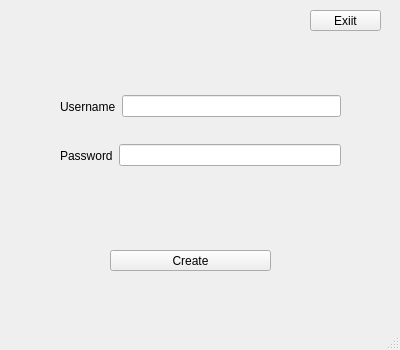
The window that Codigo_Fuente/Proyecto_Final/createaccount.ui (MaverickST/Proyecto_Final) describes before a commit, drawn with Qt 5.
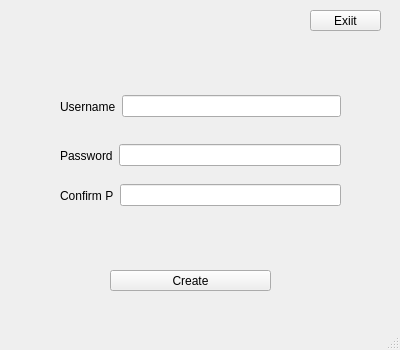
The same window after the commit.

What changed in the file:
```diff
--- a/Codigo_Fuente/Proyecto_Final/createaccount.ui
+++ b/Codigo_Fuente/Proyecto_Final/createaccount.ui
@@ -18,7 +18,7 @@
     <property name="geometry">
      <rect>
       <x>110</x>
-      <y>250</y>
+      <y>270</y>
       <width>161</width>
       <height>21</height>
      </rect>
@@ -52,8 +52,8 @@
    <widget class="QLabel" name="Label_Status">
     <property name="geometry">
      <rect>
-      <x>80</x>
-      <y>180</y>
+      <x>90</x>
+      <y>220</y>
       <width>221</width>
       <height>31</height>
      </rect>
@@ -101,6 +101,32 @@
      <string>Exiit</string>
     </property>
    </widget>
+   <widget class="QWidget" name="horizontalLayoutWidget_3">
+    <property name="geometry">
+     <rect>
+      <x>60</x>
+      <y>180</y>
+      <width>281</width>
+      <height>31</height>
+     </rect>
+    </property>
+    <layout class="QHBoxLayout" name="horizontalLayout_3">
+     <item>
+      <widget class="QLabel" name="label_3">
+       <property name="text">
+        <string>Confirm P</string>
+       </property>
+      </widget>
+     </item>
+     <item>
+      <widget class="QLineEdit" name="ConfirmPassword">
+       <property name="echoMode">
+        <enum>QLineEdit::Password</enum>
+       </property>
+      </widget>
+     </item>
+    </layout>
+   </widget>
   </widget>
   <widget class="QMenuBar" name="menubar">
    <property name="geometry">
```
